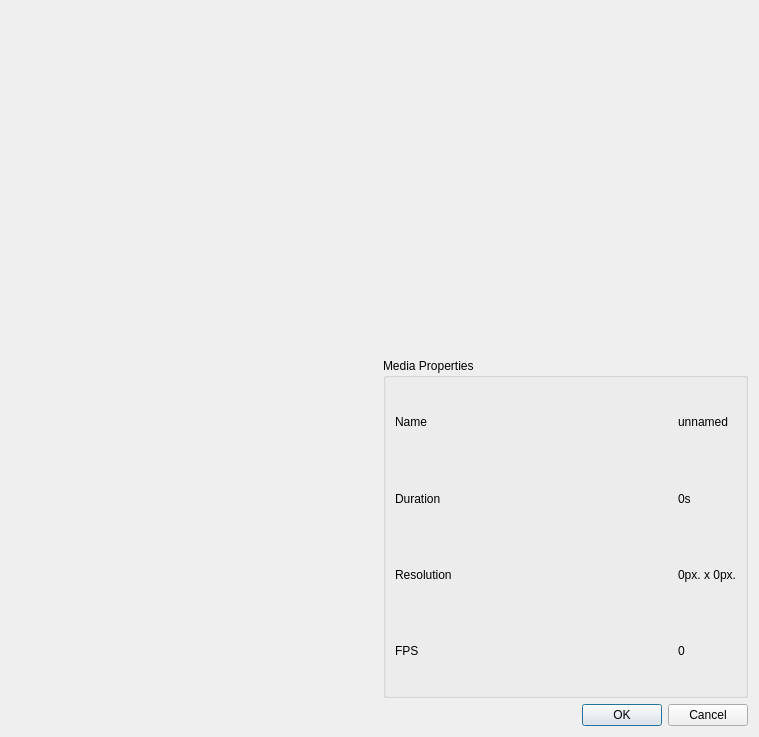
Old version of the form src/GUI/ui/Import.ui in the repository VLMC/vlmc.
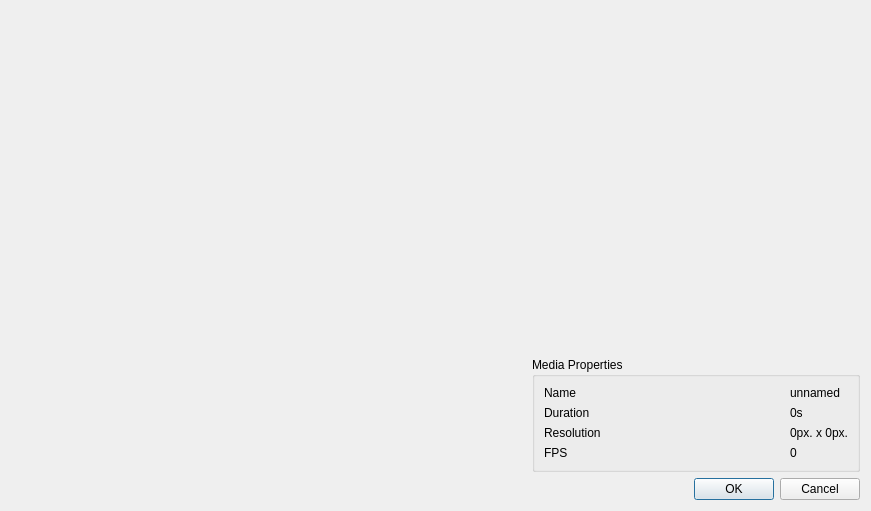
New version of the form.

Commit message: Bug fix of the widgets positions

```diff
--- a/src/GUI/ui/Import.ui
+++ b/src/GUI/ui/Import.ui
@@ -6,12 +6,12 @@
    <rect>
     <x>0</x>
     <y>0</y>
-    <width>759</width>
-    <height>737</height>
+    <width>871</width>
+    <height>493</height>
    </rect>
   </property>
   <property name="sizePolicy">
-   <sizepolicy hsizetype="Preferred" vsizetype="Preferred">
+   <sizepolicy hsizetype="Minimum" vsizetype="Minimum">
     <horstretch>0</horstretch>
     <verstretch>0</verstretch>
    </sizepolicy>
@@ -20,12 +20,12 @@
    <string>Dialog</string>
   </property>
   <layout class="QGridLayout" name="gridLayout">
-   <item row="0" column="0">
+   <item row="0" column="0" rowspan="2">
     <widget class="QWidget" name="FileBrowserWidget" native="true">
      <property name="sizePolicy">
-      <sizepolicy hsizetype="MinimumExpanding" vsizetype="Preferred">
-       <horstretch>0</horstretch>
-       <verstretch>0</verstretch>
+      <sizepolicy hsizetype="Preferred" vsizetype="Preferred">
+       <horstretch>83</horstretch>
+       <verstretch>116</verstretch>
       </sizepolicy>
      </property>
     </widget>
@@ -33,7 +33,7 @@
    <item row="0" column="1">
     <widget class="QWidget" name="PreviewWidget" native="true">
      <property name="sizePolicy">
-      <sizepolicy hsizetype="Ignored" vsizetype="Ignored">
+      <sizepolicy hsizetype="Preferred" vsizetype="Preferred">
        <horstretch>0</horstretch>
        <verstretch>0</verstretch>
       </sizepolicy>
@@ -50,7 +50,7 @@
    <item row="1" column="1">
     <widget class="QGroupBox" name="MediaPropertiesGroupBox">
      <property name="sizePolicy">
-      <sizepolicy hsizetype="Expanding" vsizetype="Preferred">
+      <sizepolicy hsizetype="Minimum" vsizetype="Maximum">
        <horstretch>0</horstretch>
        <verstretch>0</verstretch>
       </sizepolicy>
@@ -136,6 +136,19 @@
      </layout>
     </widget>
    </item>
+   <item row="2" column="0">
+    <spacer name="horizontalSpacer">
+     <property name="orientation">
+      <enum>Qt::Horizontal</enum>
+     </property>
+     <property name="sizeHint" stdset="0">
+      <size>
+       <width>40</width>
+       <height>20</height>
+      </size>
+     </property>
+    </spacer>
+   </item>
    <item row="2" column="1">
     <widget class="QDialogButtonBox" name="buttonBox">
      <property name="orientation">
```
Left out of the diff: 14 changed lines with no effect on the pictures. The commit also changes 2 other files.
